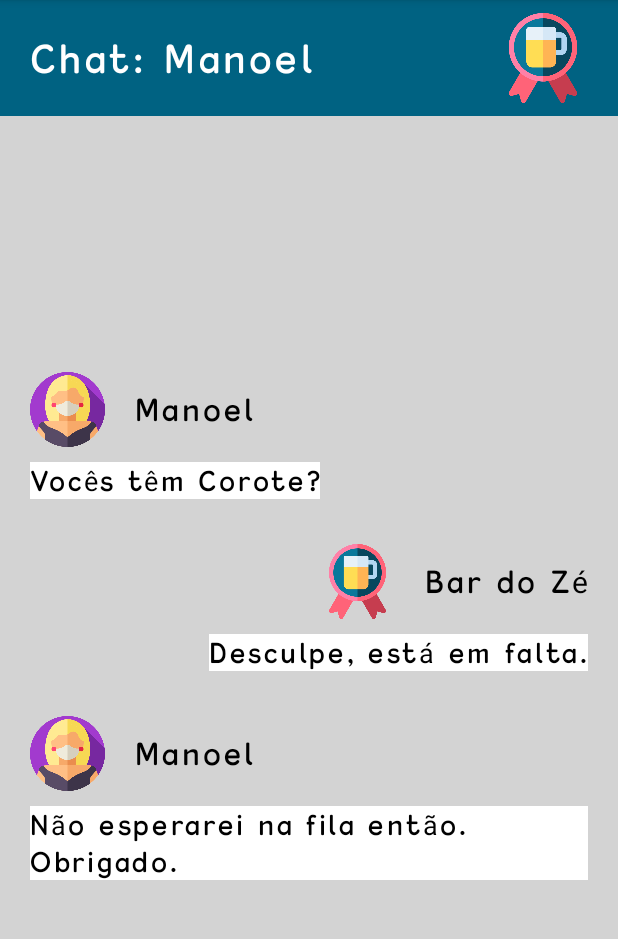
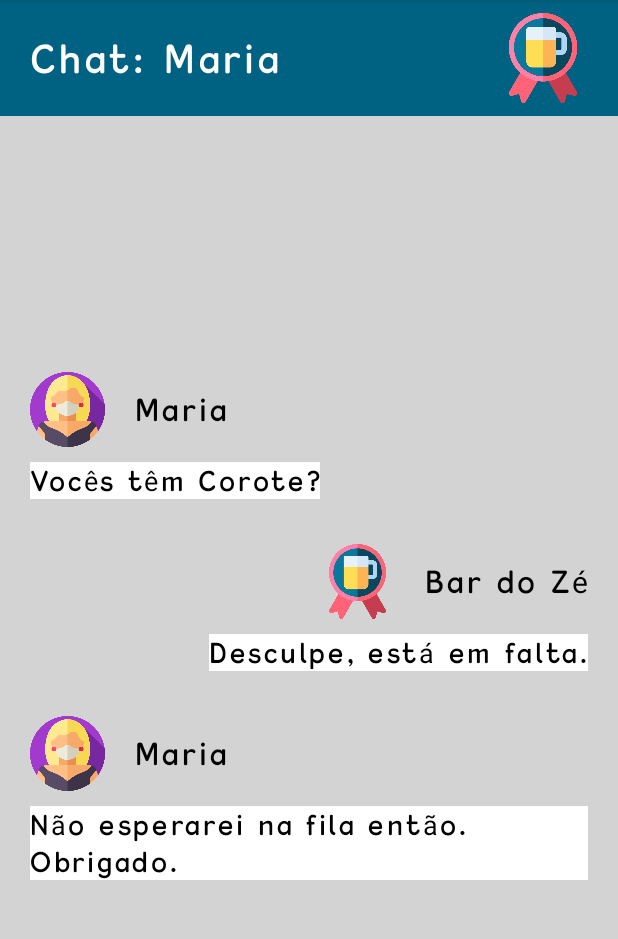
Before and after one commit to ahset/AproximaBraganca, an Android app: the fragment ChatComercio shown on its own in the app's theme, on a phone screen of 412 x 824 dp, the part 84-1023 px from its top. Run offline under Robolectric (Android 15) with nearby library versions, the phone set to English and light mode, and no system bars.

Commit message:
mudança de java para kotlin e de manoel pra maria

```diff
--- a/app/build.gradle
+++ b/app/build.gradle
@@ -1,4 +1,5 @@
 apply plugin: 'com.android.application'
+apply plugin: 'kotlin-android'
 
 android {
     compileSdkVersion 29
@@ -32,5 +33,10 @@ dependencies {
     testImplementation 'junit:junit:4.12'
     androidTestImplementation 'androidx.test.ext:junit:1.1.1'
     androidTestImplementation 'androidx.test.espresso:espresso-core:3.2.0'
+    implementation "androidx.core:core-ktx:+"
+    implementation "org.jetbrains.kotlin:kotlin-stdlib-jdk7:$kotlin_version"
 
 }
+repositories {
+    mavenCentral()
+}
--- a/app/src/main/res/layout/fragment_avaliacao_comercio.xml
+++ b/app/src/main/res/layout/fragment_avaliacao_comercio.xml
@@ -62,7 +62,7 @@
                         android:id="@+id/txtLoginNome"
                         android:layout_width="wrap_content"
                         android:layout_height="wrap_content"
-                        android:text="Manoel"
+                        android:text="Maria"
                         android:layout_marginStart="20dp"
                         android:layout_gravity="center_vertical"
                         android:textSize="20sp" />
@@ -170,7 +170,7 @@
                         android:id="@+id/txtLoginNome"
                         android:layout_width="wrap_content"
                         android:layout_height="wrap_content"
-                        android:text="Maria"
+                        android:text="Isabel"
                         android:layout_marginStart="20dp"
                         android:layout_gravity="center_vertical"
                         android:textSize="20sp" />
--- a/app/src/main/res/layout/fragment_chat_cliente.xml
+++ b/app/src/main/res/layout/fragment_chat_cliente.xml
@@ -63,7 +63,7 @@
                         android:id="@+id/txtLoginNome"
                         android:layout_width="wrap_content"
                         android:layout_height="wrap_content"
-                        android:text="Manoel"
+                        android:text="Maria"
                         android:layout_marginStart="20dp"
                         android:layout_gravity="center_vertical"
                         android:textSize="20sp" />
@@ -125,7 +125,7 @@
                         android:id="@+id/txtLoginNome"
                         android:layout_width="wrap_content"
                         android:layout_height="wrap_content"
-                        android:text="Manoel"
+                        android:text="Maria"
                         android:layout_marginStart="20dp"
                         android:layout_gravity="center_vertical"
                         android:textSize="20sp" />
--- a/app/src/main/res/layout/fragment_chat_comercio.xml
+++ b/app/src/main/res/layout/fragment_chat_comercio.xml
@@ -16,7 +16,7 @@
             android:layout_width="wrap_content"
             android:layout_height="wrap_content"
             android:layout_centerInParent="true"
-            android:text="Chat: Manoel"
+            android:text="Chat: Maria"
             android:layout_alignParentStart="true"
             android:layout_marginStart="20dp"
             android:textColor="@android:color/white"
@@ -62,7 +62,7 @@
                         android:id="@+id/txtLoginNome"
                         android:layout_width="wrap_content"
                         android:layout_height="wrap_content"
-                        android:text="Manoel"
+                        android:text="Maria"
                         android:layout_marginStart="20dp"
                         android:layout_gravity="center_vertical"
                         android:textSize="20sp" />
@@ -124,7 +124,7 @@
                         android:id="@+id/txtLoginNome"
                         android:layout_width="wrap_content"
                         android:layout_height="wrap_content"
-                        android:text="Manoel"
+                        android:text="Maria"
                         android:layout_marginStart="20dp"
                         android:layout_gravity="center_vertical"
                         android:textSize="20sp" />
--- a/app/src/main/res/layout/fragment_dashboard_cliente.xml
+++ b/app/src/main/res/layout/fragment_dashboard_cliente.xml
@@ -16,7 +16,7 @@
             android:layout_width="wrap_content"
             android:layout_height="wrap_content"
             android:layout_centerInParent="true"
-            android:text="Manoel"
+            android:text="Maria"
             android:layout_alignParentStart="true"
             android:layout_marginStart="20dp"
             android:textColor="@android:color/white"
--- a/app/src/main/res/layout/fragment_login.xml
+++ b/app/src/main/res/layout/fragment_login.xml
@@ -59,7 +59,7 @@
                     android:layout_width="match_parent"
                     android:layout_height="wrap_content"
                     android:layout_marginBottom="20dp"
-                    android:hint="manoelpereira@coldmail.com"
+                    android:hint="mariapereira@coldmail.com"
                     android:textColor="@android:color/black"
                     android:inputType="textPersonName"
                     android:textSize="16sp" />
--- a/build.gradle
+++ b/build.gradle
@@ -1,11 +1,13 @@
 // Top-level build file where you can add configuration options common to all sub-projects/modules.
 buildscript {
+    ext.kotlin_version = '1.3.72'
     repositories {
         google()
         jcenter()
     }
     dependencies {
         classpath "com.android.tools.build:gradle:4.0.0"
+        classpath "org.jetbrains.kotlin:kotlin-gradle-plugin:$kotlin_version"
 
         // NOTE: Do not place your application dependencies here; they belong
         // in the individual module build.gradle files
```
Also changed, not shown: app/src/main/res/navigation/navi.xml (+15 -1 lines).
